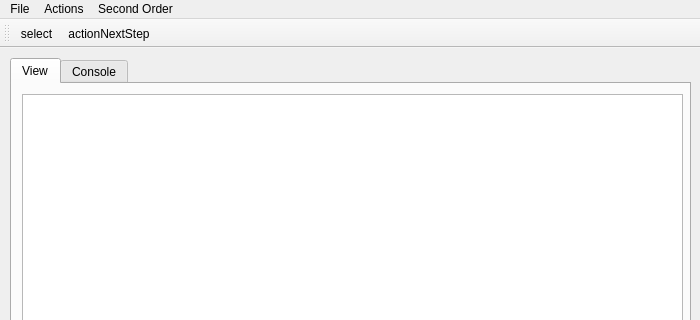
Before: the Qt Designer form src/mainwindow.ui in N1kla3/PaintEditor, drawn with Qt 5; both pictures show x 0 to 700 and y 0 to 320 of the 700 by 523 pixel window.
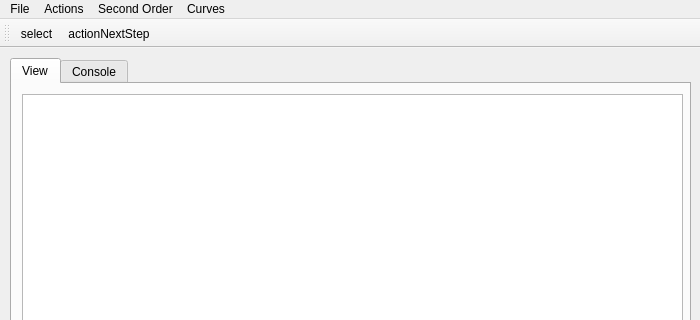
After: the same form once the commit is applied. Icons and pictures are not drawn.

Commit message: inputs for curves

Diff of the .ui file:
```diff
--- a/src/mainwindow.ui
+++ b/src/mainwindow.ui
@@ -119,9 +119,18 @@
     <addaction name="actionHyperbola"/>
     <addaction name="actionParabola"/>
    </widget>
+   <widget class="QMenu" name="menuCurves">
+    <property name="title">
+     <string>Curves</string>
+    </property>
+    <addaction name="actionErmit"/>
+    <addaction name="actionBezje"/>
+    <addaction name="actionB_spline"/>
+   </widget>
    <addaction name="menuFile"/>
    <addaction name="menuActions"/>
    <addaction name="menuSecond_Order"/>
+   <addaction name="menuCurves"/>
   </widget>
   <widget class="QToolBar" name="toolBar">
    <property name="windowTitle">
```
Left out of the diff: 15 changed lines with no effect on the pictures. The commit also changes 6 other files.
